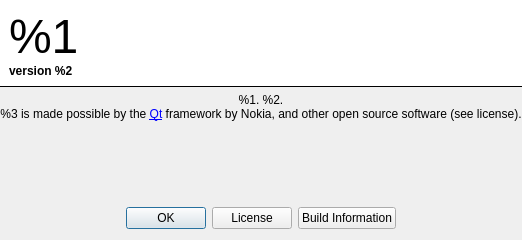
First picture: the form in src/desktop/dialogs/aboutdialog.ui, repository petroules/silverlock, before the edit.
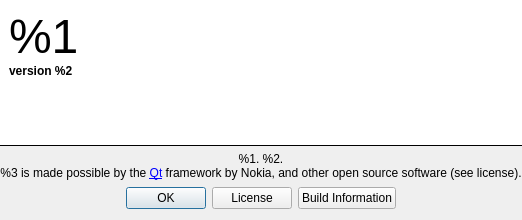
Second picture: the form after the edit. Icons and pictures are not drawn.

```diff
--- a/src/desktop/dialogs/aboutdialog.ui
+++ b/src/desktop/dialogs/aboutdialog.ui
@@ -2,18 +2,16 @@
 <ui version="4.0">
  <class>AboutDialog</class>
  <widget class="QDialog" name="AboutDialog">
-  <property name="geometry">
-   <rect>
-    <x>0</x>
-    <y>0</y>
-    <width>489</width>
-    <height>240</height>
-   </rect>
+  <property name="windowModality">
+   <enum>Qt::ApplicationModal</enum>
   </property>
   <property name="windowTitle">
    <string>About %1</string>
   </property>
   <layout class="QVBoxLayout" name="verticalLayout">
+   <property name="sizeConstraint">
+    <enum>QLayout::SetMaximumSize</enum>
+   </property>
    <property name="leftMargin">
     <number>0</number>
    </property>
@@ -30,6 +28,9 @@
 border-bottom: 1px solid #000;</string>
      </property>
      <layout class="QHBoxLayout" name="horizontalLayout">
+      <property name="sizeConstraint">
+       <enum>QLayout::SetMaximumSize</enum>
+      </property>
       <item>
        <widget class="QLabel" name="labelApplication">
         <property name="styleSheet">
@@ -51,14 +52,26 @@
         </property>
         <property name="sizeHint" stdset="0">
          <size>
-          <width>141</width>
-          <height>20</height>
+          <width>1</width>
+          <height>1</height>
          </size>
         </property>
        </spacer>
       </item>
       <item>
        <widget class="QLabel" name="labelIcon">
+        <property name="minimumSize">
+         <size>
+          <width>128</width>
+          <height>128</height>
+         </size>
+        </property>
+        <property name="maximumSize">
+         <size>
+          <width>128</width>
+          <height>128</height>
+         </size>
+        </property>
         <property name="styleSheet">
          <string notr="true">border: 0;</string>
         </property>
@@ -93,14 +106,17 @@
      </property>
      <property name="sizeHint" stdset="0">
       <size>
-       <width>20</width>
-       <height>40</height>
+       <width>1</width>
+       <height>1</height>
       </size>
      </property>
     </spacer>
    </item>
    <item>
-    <layout class="QHBoxLayout" name="horizontalLayout_2">
+    <layout class="QHBoxLayout" name="buttonsHorizontalLayout">
+     <property name="sizeConstraint">
+      <enum>QLayout::SetMaximumSize</enum>
+     </property>
      <item>
       <spacer name="horizontalSpacer_2">
        <property name="orientation">
@@ -108,8 +124,8 @@
        </property>
        <property name="sizeHint" stdset="0">
         <size>
-         <width>40</width>
-         <height>20</height>
+         <width>1</width>
+         <height>1</height>
         </size>
        </property>
       </spacer>
@@ -142,8 +158,8 @@
        </property>
        <property name="sizeHint" stdset="0">
         <size>
-         <width>40</width>
-         <height>20</height>
+         <width>1</width>
+         <height>1</height>
         </size>
        </property>
       </spacer>
```
Left out of the diff: 7 changed lines with no effect on the pictures.
